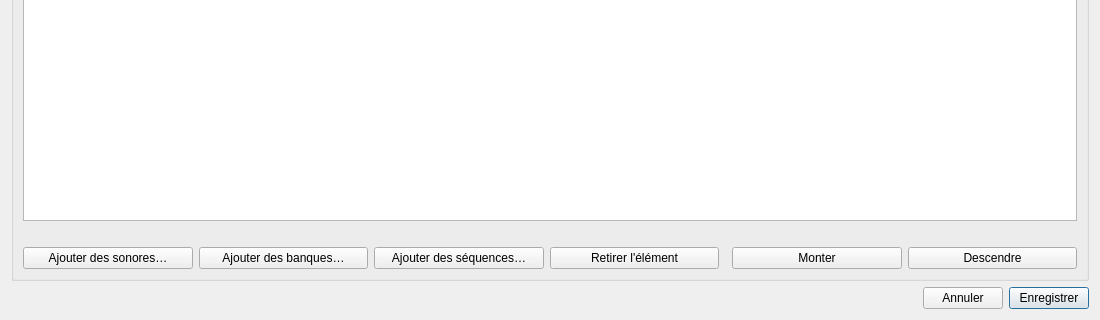
This is src/machincast/interface/ui/fiche_evenement.ui in dascritch/machincast as Qt 5 draws it before an edit; both pictures show x 0 to 1100 and y 380 to 700 of the 1100 by 700 pixel window. The edited form follows.
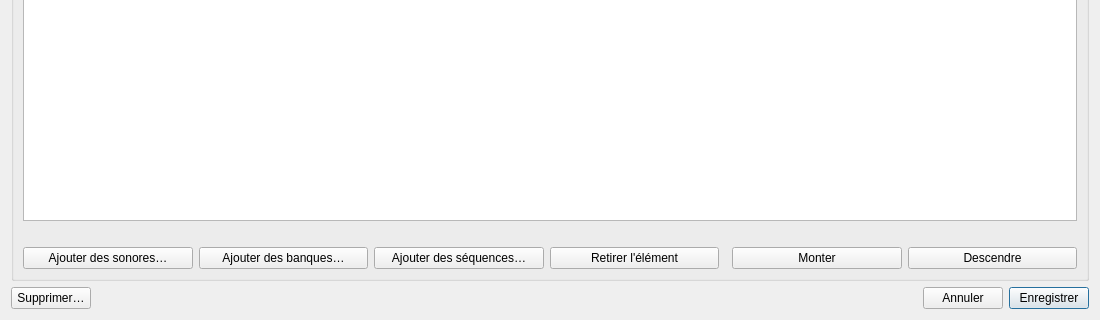
This is the edited form.

Diff of the .ui file:
```diff
--- a/src/machincast/interface/ui/fiche_evenement.ui
+++ b/src/machincast/interface/ui/fiche_evenement.ui
@@ -302,7 +302,17 @@
     </layout>
    </item>
    <item>
-    <layout class="QHBoxLayout" name="pied" stretch="1,0,0">
+    <layout class="QHBoxLayout" name="pied" stretch="0,1,0,0">
+     <item>
+      <widget class="QPushButton" name="supprimer">
+       <property name="text">
+        <string>Supprimer…</string>
+       </property>
+       <property name="toolTip">
+        <string>Supprime l'élément de la base, après confirmation ; aucun fichier n'est touché.</string>
+       </property>
+      </widget>
+     </item>
      <item>
       <widget class="QLabel" name="message">
        <property name="wordWrap">
```
